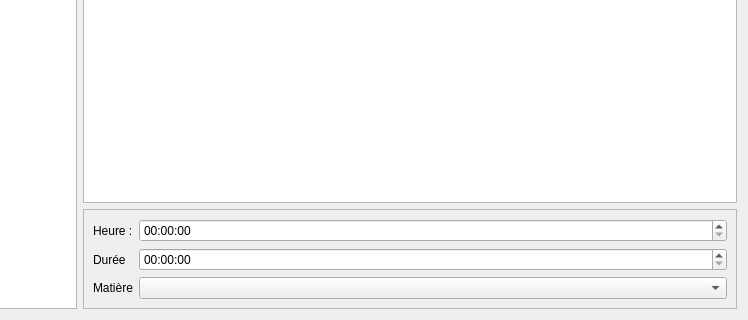
First picture: the form in managers/timetablemanager.ui, repository ThFeneuil/KholloAutoQt, before the edit; both pictures show x 97 to 845 and y 230 to 550 of the 845 by 550 pixel window.
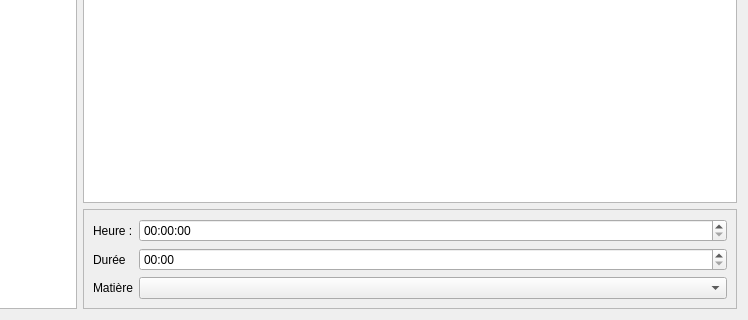
Second picture: the form after the edit.

Commit message: Affichage durée timetablemanager

What changed in the file:
```diff
--- a/managers/timetablemanager.ui
+++ b/managers/timetablemanager.ui
@@ -64,7 +64,11 @@
           </widget>
          </item>
          <item row="2" column="1">
-          <widget class="QTimeEdit" name="timeEdit_duration"/>
+          <widget class="QTimeEdit" name="timeEdit_duration">
+           <property name="displayFormat">
+            <string>HH:mm</string>
+           </property>
+          </widget>
          </item>
          <item row="3" column="0">
           <widget class="QLabel" name="label_3">
```
